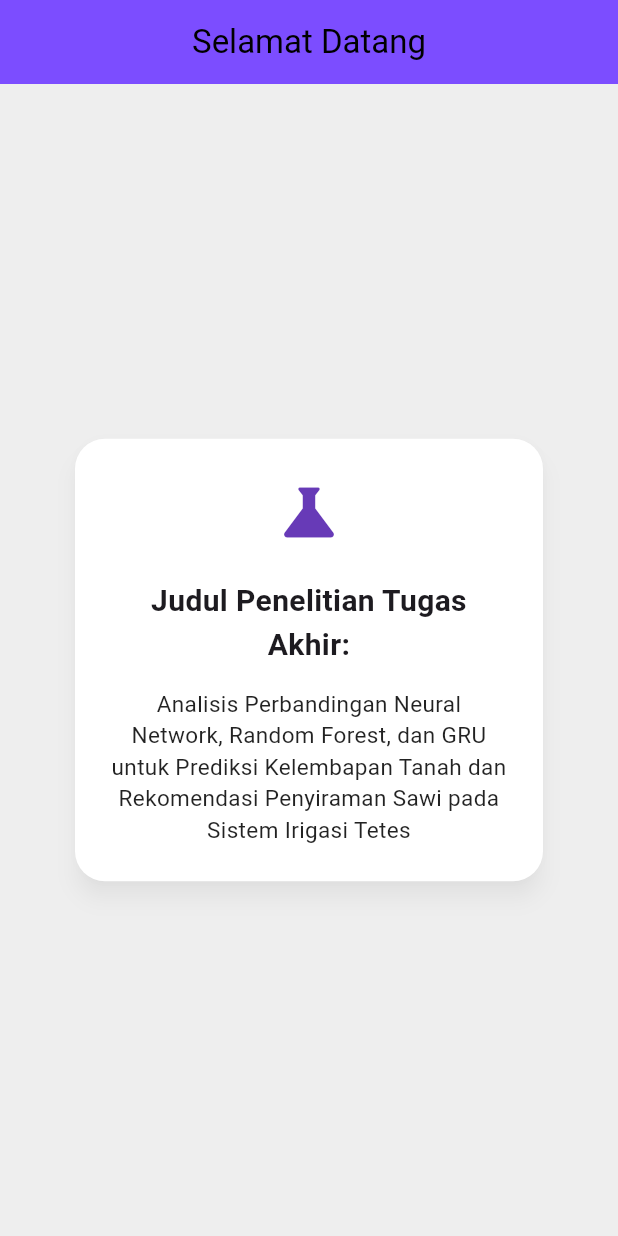
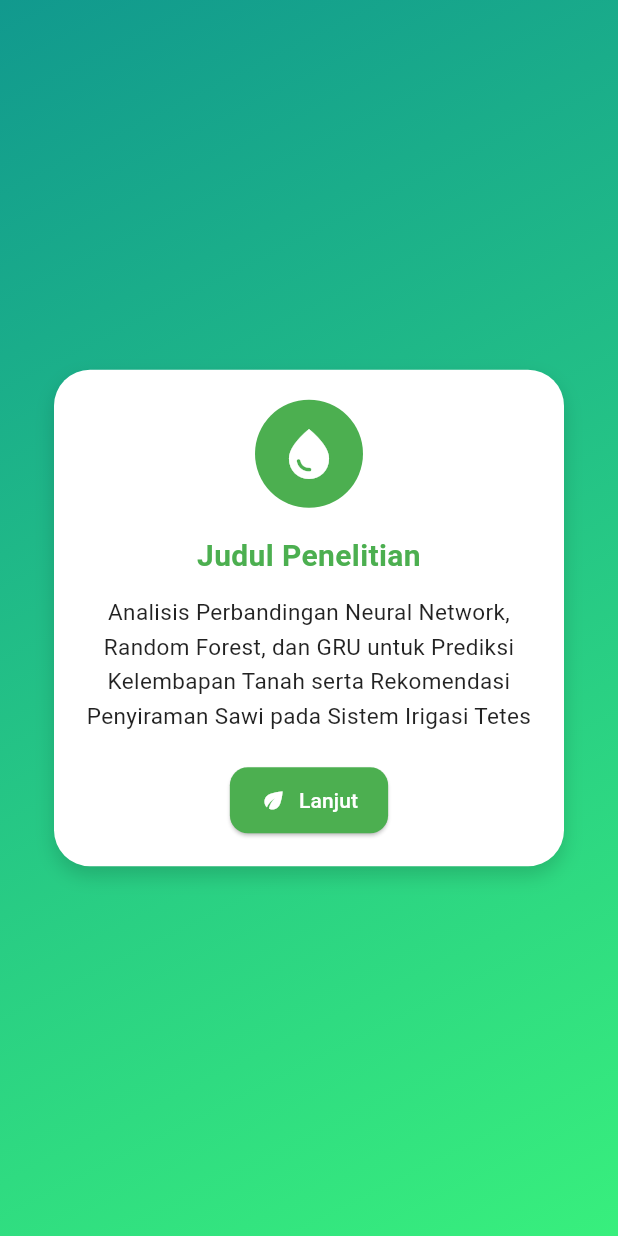
Before and after one commit to adipermana16/webaplikasi, a Flutter app: the screen it shows after launch, on a phone screen of 412 x 824 dp. Run offline on Flutter 3.47's test engine with Material 3 defaults, Android fonts, the phone set to English and light mode, and no system bars.

Commit message:
perubahan 1

```diff
--- a/lib/main.dart
+++ b/lib/main.dart
@@ -13,8 +13,8 @@ class MyApp extends StatelessWidget {
       debugShowCheckedModeBanner: false,
       title: 'Penelitian App',
       theme: ThemeData(
-        colorScheme: ColorScheme.fromSeed(seedColor: Colors.deepPurple),
         useMaterial3: true,
+        colorSchemeSeed: Colors.green,
       ),
       home: const CardScreen(),
     );
@@ -27,53 +27,77 @@ class CardScreen extends StatelessWidget {
   @override
   Widget build(BuildContext context) {
     return Scaffold(
-      backgroundColor: Colors.grey[200],
-      appBar: AppBar(
-        title: const Text("Selamat Datang"),
-        backgroundColor: Colors.deepPurpleAccent,
-        foregroundColor: Colors.black,
-        centerTitle: true,
+      body: Container(
+        decoration: const BoxDecoration(
+          gradient: LinearGradient(
+            colors: [Color(0xFF11998E), Color(0xFF38EF7D)],
+            begin: Alignment.topLeft,
+            end: Alignment.bottomRight,
           ),
-      body: Center(
-        child: SizedBox(
-          width: 320,
-          child: Card(
+        ),
+        child: Center(
+          child: Container(
+            width: 340,
+            padding: const EdgeInsets.all(20),
+            decoration: BoxDecoration(
               color: Colors.white,
-            elevation: 6,
-            shadowColor: Colors.black26,
-            shape: RoundedRectangleBorder(
-              borderRadius: BorderRadius.circular(20),
+              borderRadius: BorderRadius.circular(24),
+              boxShadow: [
+                BoxShadow(
+                  color: Colors.black.withOpacity(0.15),
+                  blurRadius: 10,
+                  offset: const Offset(0, 6),
                 ),
-            child: Padding(
-              padding: const EdgeInsets.all(24.0),
+              ],
+            ),
             child: Column(
               mainAxisSize: MainAxisSize.min,
-                crossAxisAlignment: CrossAxisAlignment.center,
-                children: const [
-                  Icon(Icons.science, size: 50, color: Colors.deepPurple),
-                  SizedBox(height: 20),
-                  Text(
-                    "Judul Penelitian Tugas Akhir:",
+              children: [
+                const CircleAvatar(
+                  radius: 36,
+                  backgroundColor: Colors.green,
+                  child: Icon(Icons.water_drop, size: 40, color: Colors.white),
+                ),
+                const SizedBox(height: 18),
+                const Text(
+                  "Judul Penelitian",
                   style: TextStyle(
                     fontSize: 20,
-                      fontWeight: FontWeight.w600,
+                    fontWeight: FontWeight.bold,
+                    color: Colors.green,
                   ),
                   textAlign: TextAlign.center,
                 ),
-                  SizedBox(height: 14),
-                  Text(
+                const SizedBox(height: 12),
+                const Text(
                   "Analisis Perbandingan Neural Network, Random Forest, "
-                    "dan GRU untuk Prediksi Kelembapan Tanah dan Rekomendasi "
-                    "Penyiraman Sawi pada Sistem Irigasi Tetes",
+                  "dan GRU untuk Prediksi Kelembapan Tanah serta "
+                  "Rekomendasi Penyiraman Sawi pada Sistem Irigasi Tetes",
                   style: TextStyle(
                     fontSize: 15,
-                      height: 1.4,
+                    height: 1.5,
                     color: Colors.black87,
                   ),
                   textAlign: TextAlign.center,
                 ),
+                const SizedBox(height: 20),
+                ElevatedButton.icon(
+                  onPressed: () {},
+                  style: ElevatedButton.styleFrom(
+                    backgroundColor: Colors.green,
+                    shape: RoundedRectangleBorder(
+                      borderRadius: BorderRadius.circular(12),
+                    ),
+                    padding: const EdgeInsets.symmetric(
+                        horizontal: 20, vertical: 12),
+                  ),
+                  icon: const Icon(Icons.eco, color: Colors.white),
+                  label: const Text(
+                    "Lanjut",
+                    style: TextStyle(color: Colors.white),
+                  ),
+                )
               ],
-              ),
             ),
           ),
         ),
```
Lines whose indentation alone changed are shown as unchanged.
